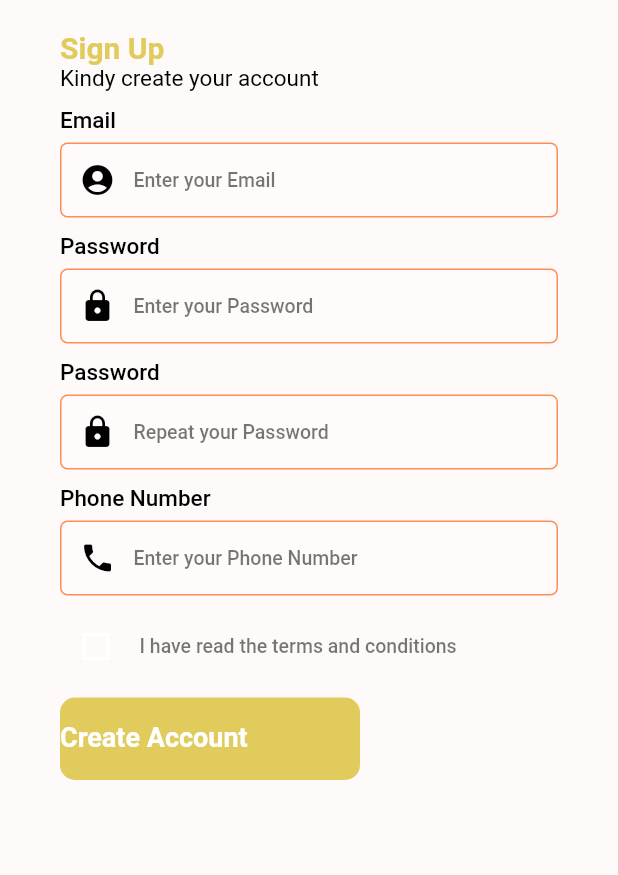
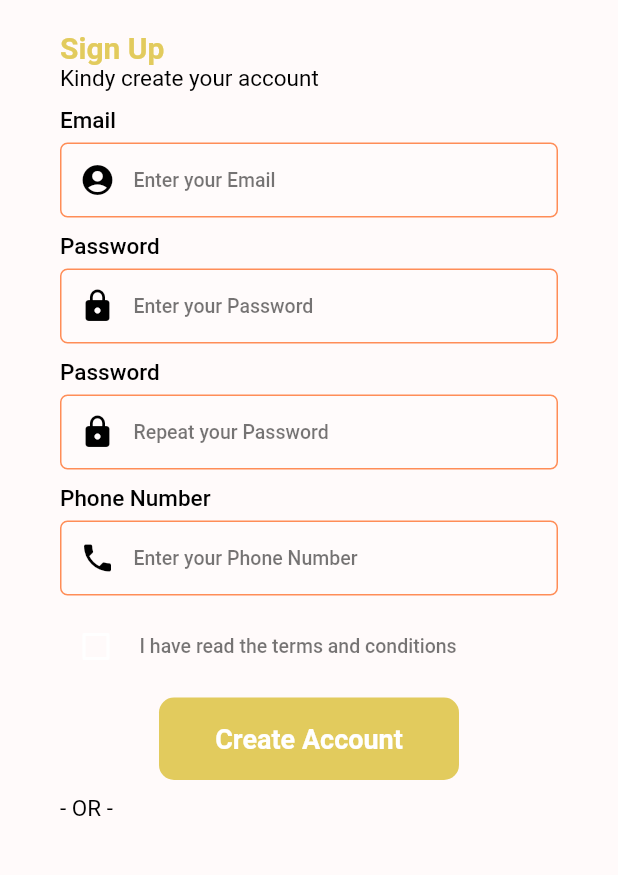
Before and after one commit to Tosin8/yummy_mobile, a Flutter app: the screen it shows after launch, on a phone screen of 412 x 824 dp, the part 153-1028 px from its top. Run offline on Flutter 3.47's test engine with Material 2 defaults, Android fonts, the phone set to English and light mode, and no system bars; our stand-ins replace font_awesome_flutter, lottie; missing offline and left inert: animator.

Commit message:
Update sign_up.dart

```diff
--- a/lib/screens/form/sign_up/sign_up.dart
+++ b/lib/screens/form/sign_up/sign_up.dart
@@ -83,6 +83,7 @@ class _SignUpState extends State<SignUp> {
                       onTap: () {
                         print('submit button has been tapped');
                       },
+                      child: Center(
                         child: Container(
                           width: 200,
                           height: 55,
@@ -90,7 +91,8 @@ class _SignUpState extends State<SignUp> {
                           decoration: BoxDecoration(
                               color: kPrimaryColor,
                               borderRadius: BorderRadius.circular(10)),
-                        child: const Text(
+                          child: const Center(
+                            child: Text(
                               'Create Account',
                               style: TextStyle(
                                   color: Colors.white,
@@ -98,7 +100,11 @@ class _SignUpState extends State<SignUp> {
                                   fontWeight: FontWeight.bold),
                             ),
                           ),
-                    )
+                        ),
+                      ),
+                    ),
+                    const SizedBox(height: 10),
+                    Text('- OR -', style: kSubTextStyle)
                   ],
                 )
               ],
```
Lines whose indentation alone changed are shown as unchanged.
